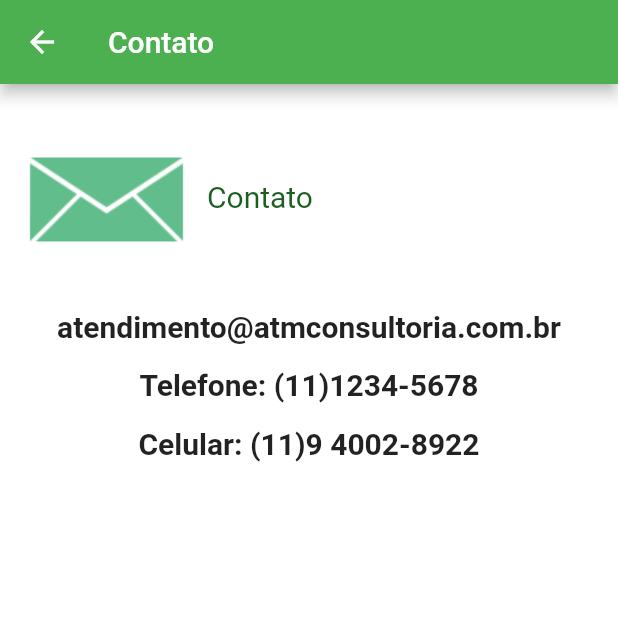
After one commit to melquis1420/ATM, a Flutter app: the TelaContato screen opened directly, on a phone screen of 412 x 824 dp, the top half of it. The commit adds this screen. Run offline on Flutter 3.47's test engine with Material 2 defaults, Android fonts, the phone set to English and light mode, and no system bars.

Commit message:
End of project
New screens created and navigation between them

```diff
--- /dev/null
+++ b/lib/TelaContato.dart
@@ -0,0 +1,73 @@
+import 'package:flutter/material.dart';
+
+class TelaContato extends StatefulWidget {
+  @override
+  _TelaContatoState createState() => _TelaContatoState();
+}
+
+class _TelaContatoState extends State<TelaContato> {
+  @override
+  Widget build(BuildContext context) {
+    return Scaffold(
+      backgroundColor: Colors.white,
+      appBar: AppBar(
+        title: Text("Contato"),
+        backgroundColor: Colors.green,
+      ),
+      body: SingleChildScrollView(
+        child: Container(
+          padding: EdgeInsets.all(16),
+          child: Column(
+            children: [
+              Row(
+                children: [
+                  Image.asset("images/detalhe_contato.png"),
+                  Padding(
+                    padding: EdgeInsets.only(left: 10),
+                    child: Text(
+                      "Contato",
+                      style: TextStyle(
+                        fontSize: 20,
+                        color: Colors.green[900],
+                      ),
+                    ),
+                  ),
+                ],
+              ),
+              Padding(
+                padding: EdgeInsets.only(top: 16),
+                child: Text(
+                  "atendimento@atmconsultoria.com.br",
+                  style: TextStyle(
+                    fontSize: 20,
+                    fontWeight: FontWeight.bold,
+                  ),
+                ),
+              ),
+              Padding(
+                padding: EdgeInsets.only(top: 16),
+                child: Text(
+                  "Telefone: (11)1234-5678",
+                  style: TextStyle(
+                    fontSize: 20,
+                    fontWeight: FontWeight.bold,
+                  ),
+                ),
+              ),
+              Padding(
+                padding: EdgeInsets.only(top: 16),
+                child: Text(
+                  "Celular: (11)9 4002-8922",
+                  style: TextStyle(
+                    fontSize: 20,
+                    fontWeight: FontWeight.bold,
+                  ),
+                ),
+              )
+            ],
+          ),
+        ),
+      ),
+    );
+  }
+}
```
Also changed, not shown: lib/Home.dart (+39 -4 lines), lib/TelaCliente.dart (added, +70 -0 lines), lib/TelaEmpresa.dart (added, +51 -0 lines), lib/TelaServico.dart (added, +75 -0 lines).
